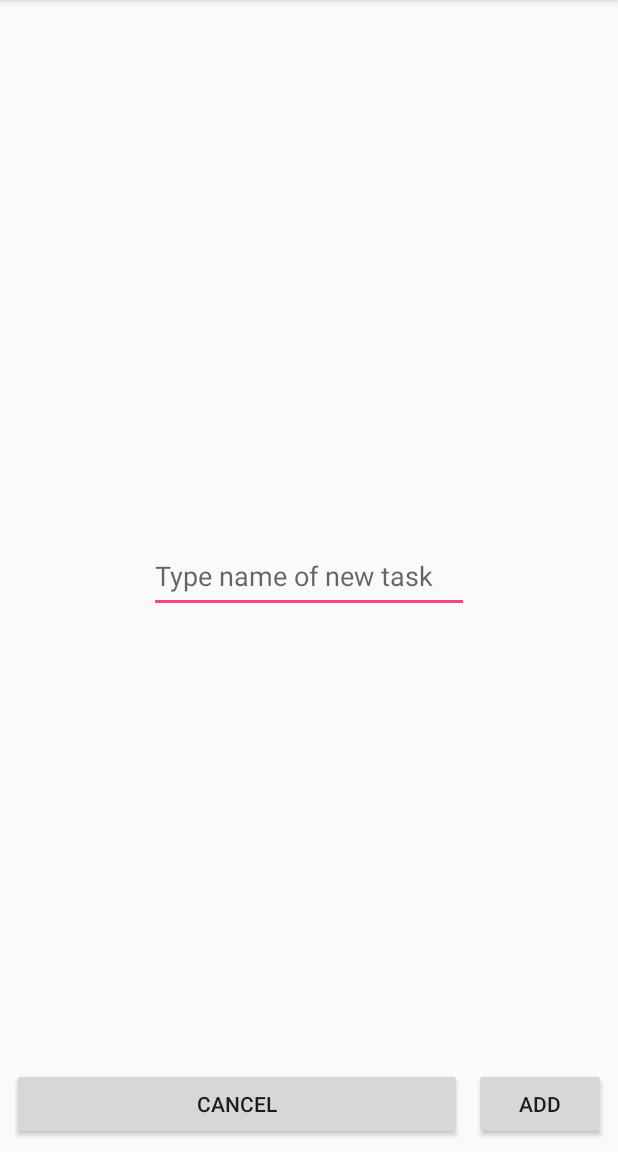
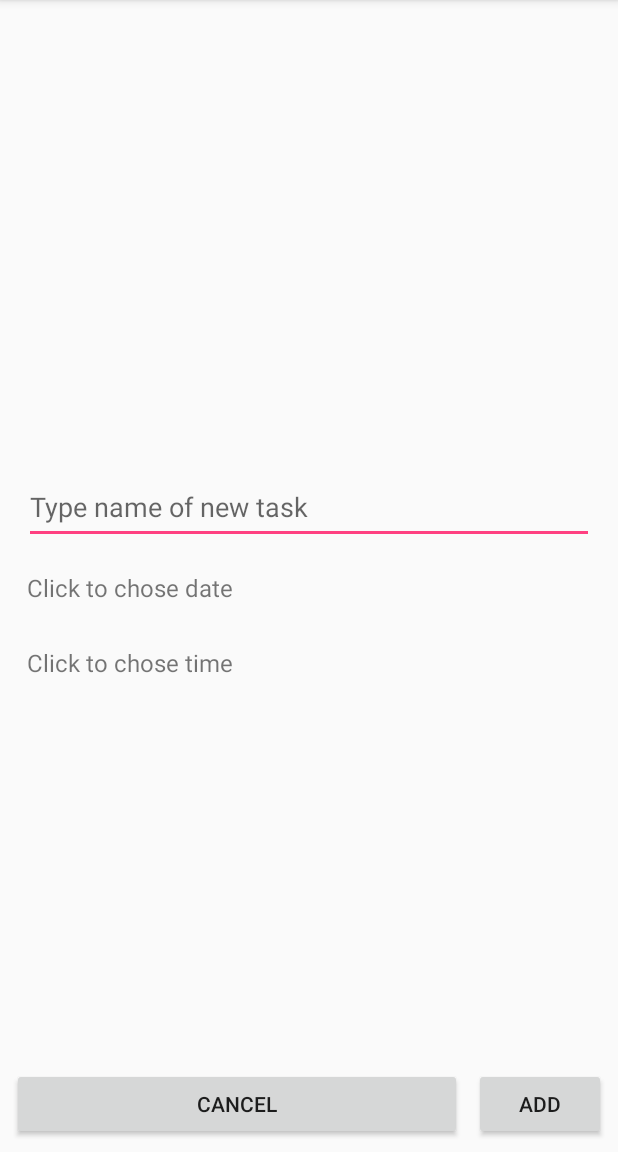
Before and after one commit to MarcinMoskala/Android-Development-in-Kotlin, an Android app: the screen it shows after launch (TaskActivity), after a tap on an icon or button, on a phone screen of 412 x 824 dp, the part 84-1236 px from its top. Run offline under Robolectric (Android 15) with nearby library versions, the phone set to English and light mode, and no system bars.

Commit message:
Add Date and Time to tasks

```diff
--- a/app/build.gradle
+++ b/app/build.gradle
@@ -27,10 +27,12 @@ dependencies {
     implementation "org.jetbrains.kotlin:kotlin-stdlib-jre7:$kotlin_version"
     implementation 'com.android.support:appcompat-v7:26.1.0'
     implementation 'com.android.support.constraint:constraint-layout:1.0.2'
+    implementation 'joda-time:joda-time:2.9.9'
+    implementation 'com.android.support:design:26.1.0'
+
     testImplementation 'junit:junit:4.12'
     androidTestImplementation 'com.android.support.test:runner:1.0.1'
     androidTestImplementation 'com.android.support.test.espresso:espresso-core:3.0.1'
-    implementation 'com.android.support:design:26.1.0'
 }
 
 androidExtensions {
--- /dev/null
+++ b/app/src/main/java/com/kotlinacademy/todoapp/DateTime.kt
@@ -0,0 +1,4 @@
+package com.kotlinacademy.todoapp
+
+const val DATE_FORMAT = "dd.MM.YYYY"
+const val TIME_FORMAT = "HH:mm"
--- /dev/null
+++ b/app/src/main/java/com/kotlinacademy/todoapp/Ext.kt
@@ -0,0 +1,23 @@
+package com.kotlinacademy.todoapp
+
+import android.app.DatePickerDialog
+import android.app.TimePickerDialog
+import android.content.Context
+import android.widget.DatePicker
+import android.widget.TimePicker
+import org.joda.time.LocalDate
+import org.joda.time.LocalTime
+
+fun Context.showDatePicker(initialValue: LocalDate, onChange: (LocalDate) -> Unit) {
+    val onChoseListener: (DatePicker, Int, Int, Int) -> Unit = { _, year, month, dayOfMonth ->
+        onChange(LocalDate(year, month, dayOfMonth))
+    }
+    DatePickerDialog(this, onChoseListener, initialValue.year, initialValue.monthOfYear, initialValue.dayOfMonth).show()
+}
+
+fun Context.showTimePicker(initialValue: LocalTime, onChange: (LocalTime) -> Unit) {
+    val onChoseListener: (TimePicker, Int, Int) -> Unit = { _, hourOfDay, minute ->
+        onChange(LocalTime(hourOfDay, minute))
+    }
+    TimePickerDialog(this, onChoseListener, initialValue.hourOfDay, initialValue.minuteOfHour, true).show()
+}
--- a/app/src/main/java/com/kotlinacademy/todoapp/Task.kt
+++ b/app/src/main/java/com/kotlinacademy/todoapp/Task.kt
@@ -3,7 +3,13 @@ package com.kotlinacademy.todoapp
 import android.annotation.SuppressLint
 import android.os.Parcelable
 import kotlinx.android.parcel.Parcelize
+import org.joda.time.LocalDate
+import org.joda.time.LocalTime
 
 @SuppressLint("ParcelCreator")
 @Parcelize
-class Task(val name: String): Parcelable
+class Task(
+        val name: String,
+        val time: LocalTime? = null,
+        val date: LocalDate? = null
+): Parcelable
--- a/app/src/main/java/com/kotlinacademy/todoapp/TaskActivity.kt
+++ b/app/src/main/java/com/kotlinacademy/todoapp/TaskActivity.kt
@@ -2,11 +2,16 @@ package com.kotlinacademy.todoapp
 
 import android.app.Activity
 import android.content.Intent
+import android.os.Bundle
 import android.support.v7.app.AppCompatActivity
-import android.os.Bundle
 import kotlinx.android.synthetic.main.activity_task.*
+import org.joda.time.LocalDate
+import org.joda.time.LocalTime
 
 class TaskActivity : AppCompatActivity() {
+
+    var date: LocalDate? = null
+    var time: LocalTime? = null
 
     override fun onCreate(savedInstanceState: Bundle?) {
         super.onCreate(savedInstanceState)
@@ -18,11 +23,23 @@ class TaskActivity : AppCompatActivity() {
         }
         addTaskButton.setOnClickListener {
             val name = taskNameView.text.toString()
-            val task = Task(name)
+            val task = Task(name, time, date)
             val bundle = Intent()
             bundle.putExtra("task", task)
             setResult(Activity.RESULT_OK, bundle)
             finish()
         }
+        dateView.setOnClickListener {
+            showDatePicker(LocalDate.now()) { chosenDate ->
+                dateView.text = "Chosen date is " + chosenDate.toString(DATE_FORMAT)
+                date = chosenDate
+            }
+        }
+        timeView.setOnClickListener {
+            showTimePicker(LocalTime.now()) { chosenTime ->
+                timeView.text = "Chosen time is " + chosenTime.toString(TIME_FORMAT)
+                time = chosenTime
+            }
+        }
     }
 }
--- a/app/src/main/java/com/kotlinacademy/todoapp/TasksActivity.kt
+++ b/app/src/main/java/com/kotlinacademy/todoapp/TasksActivity.kt
@@ -32,7 +32,12 @@ class TasksActivity : AppCompatActivity() {
     }
 
     private fun refreshList() {
-        val tasksNames = tasks.map { it.name }
+        val tasksNames = tasks.map {
+            val name = it.name
+            val date = it.date?.toString(DATE_FORMAT) ?: ""
+            val time = it.time?.toString(TIME_FORMAT) ?: ""
+            "$name $date $time"
+        }
         tasksListView.adapter = ArrayAdapter(this, android.R.layout.simple_list_item_1, tasksNames)
     }
 }
--- a/app/src/main/res/layout/activity_task.xml
+++ b/app/src/main/res/layout/activity_task.xml
@@ -6,23 +6,6 @@
     android:layout_height="match_parent"
     tools:context="com.kotlinacademy.todoapp.TaskActivity">
 
-
-    <EditText
-        android:id="@+id/taskNameView"
-        android:layout_width="wrap_content"
-        android:layout_height="49dp"
-        android:layout_marginBottom="8dp"
-        android:layout_marginEnd="8dp"
-        android:layout_marginStart="8dp"
-        android:layout_marginTop="8dp"
-        android:ems="10"
-        android:inputType="textPersonName"
-        android:text=""
-        android:hint="Type name of new task"
-        app:layout_constraintBottom_toBottomOf="parent"
-        app:layout_constraintEnd_toEndOf="parent"
-        app:layout_constraintStart_toStartOf="parent"
-        app:layout_constraintTop_toTopOf="parent" />
 
     <Button
         android:id="@+id/addTaskButton"
@@ -46,4 +29,52 @@
         app:layout_constraintBottom_toBottomOf="parent"
         app:layout_constraintEnd_toStartOf="@+id/addTaskButton"
         app:layout_constraintStart_toStartOf="parent" />
+
+    <LinearLayout
+        android:layout_width="0dp"
+        android:layout_height="wrap_content"
+        android:layout_marginBottom="8dp"
+        android:layout_marginEnd="8dp"
+        android:layout_marginStart="8dp"
+        android:layout_marginTop="8dp"
+        android:orientation="vertical"
+        app:layout_constraintBottom_toBottomOf="parent"
+        app:layout_constraintEnd_toEndOf="parent"
+        app:layout_constraintStart_toStartOf="parent"
+        app:layout_constraintTop_toTopOf="parent">
+
+        <EditText
+            android:id="@+id/taskNameView"
+            android:layout_width="match_parent"
+            android:layout_height="49dp"
+            android:layout_marginBottom="8dp"
+            android:layout_marginEnd="8dp"
+            android:layout_marginStart="8dp"
+            android:layout_marginTop="8dp"
+            android:ems="10"
+            android:hint="Type name of new task"
+            android:inputType="textPersonName"
+            android:text=""
+            app:layout_constraintBottom_toBottomOf="parent"
+            app:layout_constraintEnd_toEndOf="parent"
+            app:layout_constraintStart_toStartOf="parent"
+            app:layout_constraintTop_toTopOf="parent" />
+
+        <TextView
+            android:id="@+id/dateView"
+            android:layout_width="match_parent"
+            android:layout_height="wrap_content"
+            android:layout_marginBottom="8dp"
+            android:padding="10dp"
+            android:text="Click to chose date"
+            android:textSize="16sp" />
+
+        <TextView
+            android:id="@+id/timeView"
+            android:layout_width="match_parent"
+            android:layout_height="wrap_content"
+            android:padding="10dp"
+            android:text="Click to chose time"
+            android:textSize="16sp" />
+    </LinearLayout>
 </android.support.constraint.ConstraintLayout>
```
